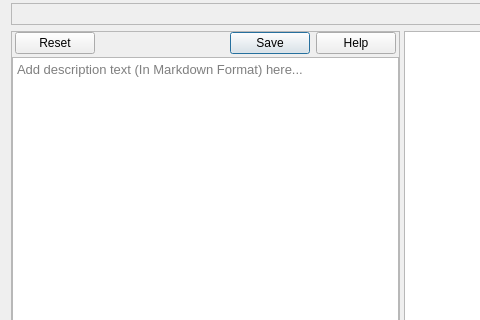
This is library/ui/description.ui in swillisart/Relic as Qt 5 draws it before an edit; both pictures show x 0 to 480 and y 0 to 320 of the 796 by 900 pixel window. The edited form follows.
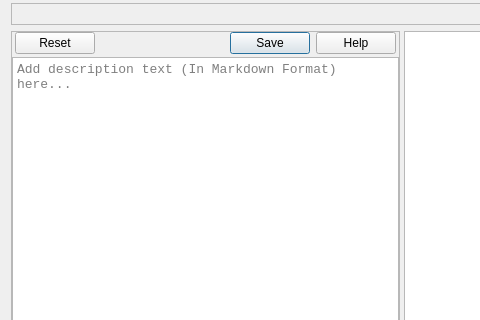
This is the edited form. Icons and pictures are not drawn. Custom widgets are drawn as their Qt base class.

Patch:
```diff
--- a/library/ui/description.ui
+++ b/library/ui/description.ui
@@ -157,6 +157,7 @@
          </property>
          <property name="font">
           <font>
+           <family>Consolas</family>
            <pointsize>10</pointsize>
           </font>
          </property>
```
Left out of the diff: 2 changed lines with no effect on the pictures.
